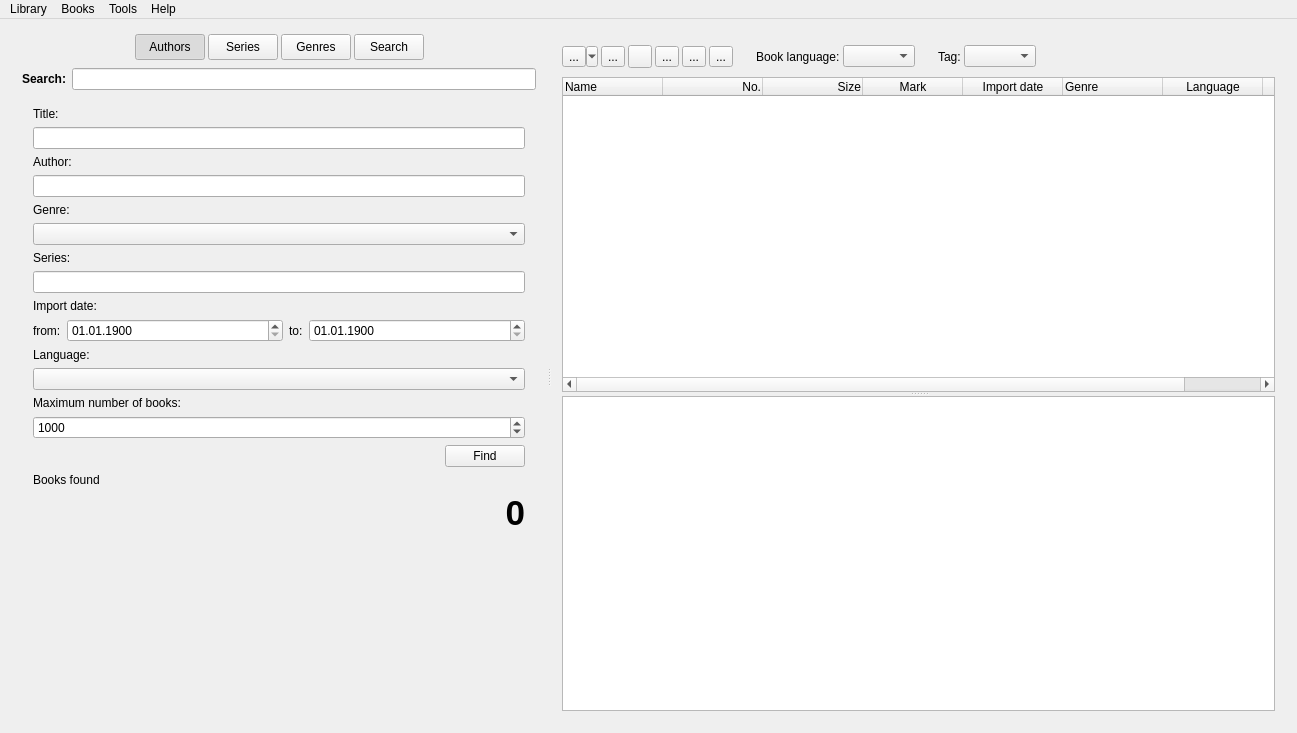
Qt form freeLib/src/mainwindow.ui (vpoluyaktov/freeLib) before a commit.
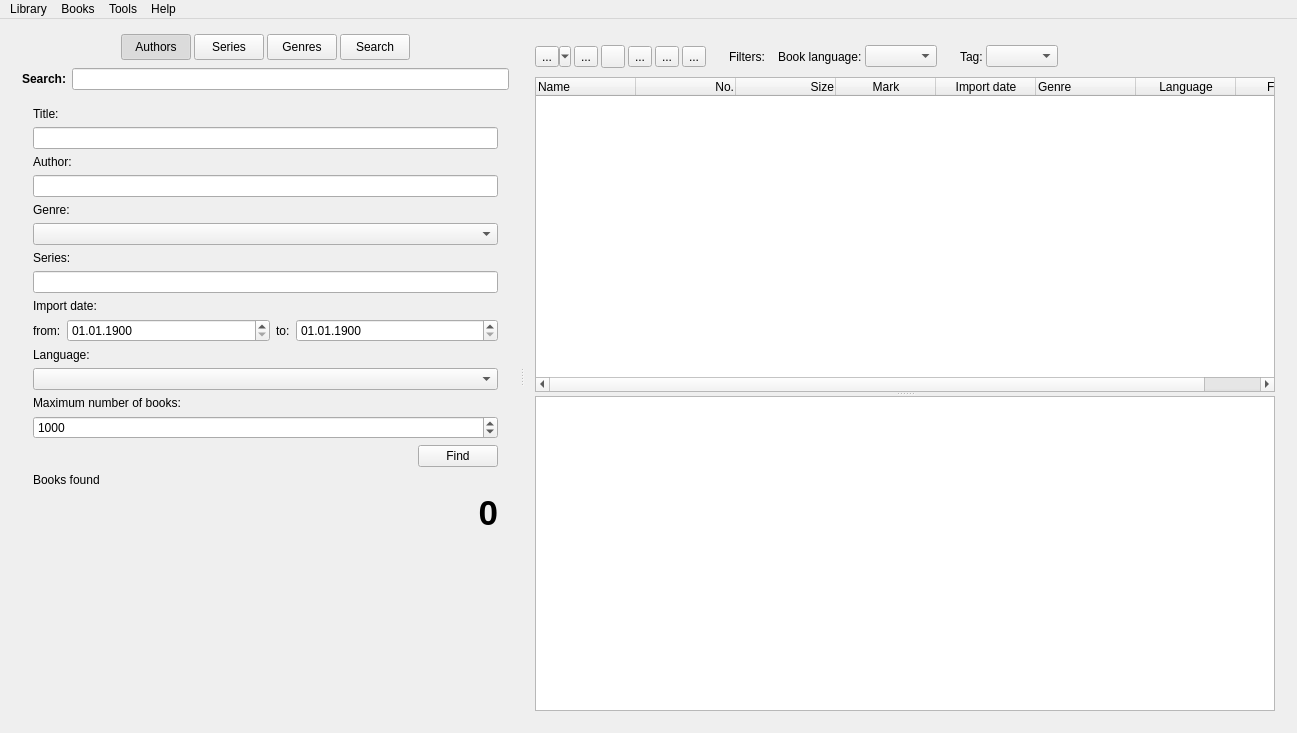
The same form after that commit. Icons and pictures are not drawn.

Diff of the .ui file:
```diff
--- a/freeLib/src/mainwindow.ui
+++ b/freeLib/src/mainwindow.ui
@@ -676,7 +676,7 @@
               <property name="frameShadow">
                <enum>QFrame::Raised</enum>
               </property>
-              <layout class="QHBoxLayout" name="horizontalLayout_2" stretch="0,0,0,0,0,0,0,0,0,0,0,0,0,0">
+              <layout class="QHBoxLayout" name="horizontalLayout_2" stretch="0,0,0,0,0,0,0,0,0,0,0,0,0,0,0,0">
                <property name="spacing">
                 <number>3</number>
                </property>
@@ -795,6 +795,35 @@
                  </property>
                 </spacer>
                </item>
+               <item>
+                <widget class="QLabel" name="labelFiltersCaption">
+                 <property name="font">
+                  <font>
+                   <weight>50</weight>
+                   <bold>false</bold>
+                  </font>
+                 </property>
+                 <property name="text">
+                  <string>Filters:</string>
+                 </property>
+                </widget>
+               </item>
+               <item>
+                <spacer name="horizontalSpacer_4">
+                 <property name="orientation">
+                  <enum>Qt::Horizontal</enum>
+                 </property>
+                 <property name="sizeType">
+                  <enum>QSizePolicy::Fixed</enum>
+                 </property>
+                 <property name="sizeHint" stdset="0">
+                  <size>
+                   <width>10</width>
+                   <height>20</height>
+                  </size>
+                 </property>
+                </spacer>
+               </item>
                <item>
                 <widget class="QLabel" name="label_9">
                  <property name="text">
```
